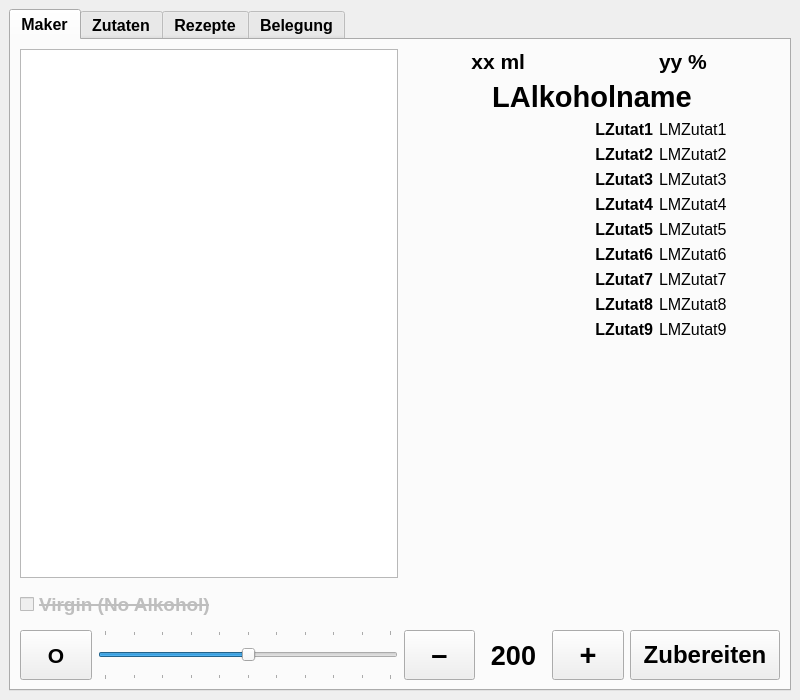
Qt form src/ui_elements/cocktailmanager.ui (AndreWohnsland/CocktailBerry) before a commit.
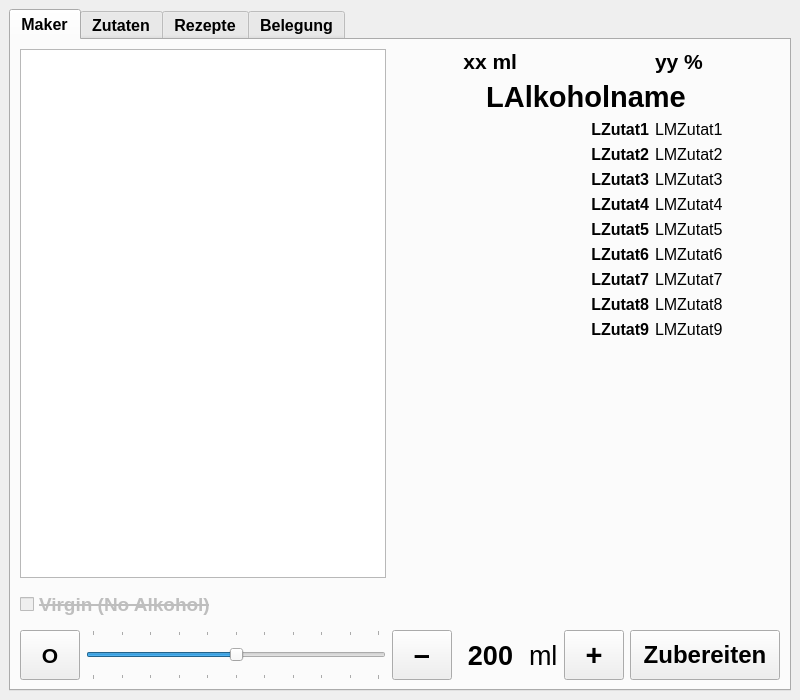
The same form after that commit. Custom widgets are drawn as their Qt base class.

Commit message: Added ml label to display selection

The edit to the form file:
```diff
--- a/src/ui_elements/cocktailmanager.ui
+++ b/src/ui_elements/cocktailmanager.ui
@@ -129,7 +129,39 @@
                <set>Qt::AlignCenter</set>
               </property>
               <property name="cssClass" stdset="0">
-               <string>bold</string>
+               <string>bold secondary</string>
+              </property>
+             </widget>
+            </item>
+            <item>
+             <widget class="QLabel" name="LSelect_unit">
+              <property name="minimumSize">
+               <size>
+                <width>0</width>
+                <height>0</height>
+               </size>
+              </property>
+              <property name="maximumSize">
+               <size>
+                <width>40</width>
+                <height>60</height>
+               </size>
+              </property>
+              <property name="font">
+               <font>
+                <pointsize>20</pointsize>
+                <weight>50</weight>
+                <bold>false</bold>
+               </font>
+              </property>
+              <property name="text">
+               <string>ml</string>
+              </property>
+              <property name="alignment">
+               <set>Qt::AlignLeading|Qt::AlignLeft|Qt::AlignVCenter</set>
+              </property>
+              <property name="cssClass" stdset="0">
+               <string>secondary</string>
               </property>
              </widget>
             </item>
```
The commit also changes 1 other file.
